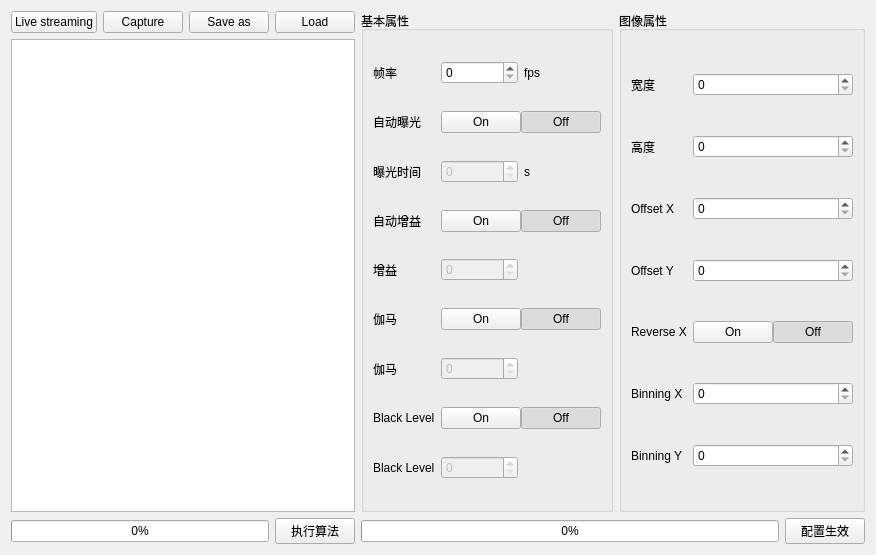
Qt form UIModular/MainWindow/FunctionWidget/ImagingWidget/ImagingWidgetUI.ui (EddyXieFalcon/ColorAnalyst) before a commit.
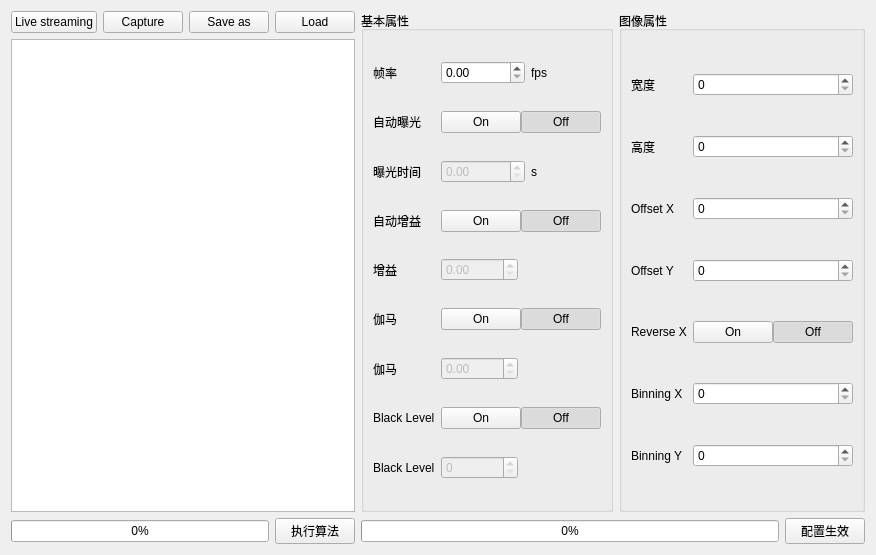
The same form after that commit.

Commit message: 参数最大值的配置

What changed in the file:
```diff
--- a/UIModular/MainWindow/FunctionWidget/ImagingWidget/ImagingWidgetUI.ui
+++ b/UIModular/MainWindow/FunctionWidget/ImagingWidget/ImagingWidgetUI.ui
@@ -6,7 +6,7 @@
    <rect>
     <x>0</x>
     <y>0</y>
-    <width>847</width>
+    <width>853</width>
     <height>555</height>
    </rect>
   </property>
@@ -102,10 +102,13 @@
           <item row="0" column="1">
            <layout class="QHBoxLayout" name="horizontalLayout_4">
             <item>
-             <widget class="QSpinBox" name="spinBoxFPS">
+             <widget class="QDoubleSpinBox" name="doubleSpinBoxFPS">
               <property name="enabled">
                <bool>true</bool>
               </property>
+              <property name="maximum">
+               <double>100000.000000000000000</double>
+              </property>
              </widget>
             </item>
             <item>
@@ -170,10 +173,13 @@
           <item row="2" column="1">
            <layout class="QHBoxLayout" name="horizontalLayout_3">
             <item>
-             <widget class="QSpinBox" name="spinBoxExposureTime">
+             <widget class="QDoubleSpinBox" name="spinBoxExposureTime">
               <property name="enabled">
                <bool>false</bool>
               </property>
+              <property name="maximum">
+               <double>1000000.000000000000000</double>
+              </property>
              </widget>
             </item>
             <item>
@@ -238,10 +244,13 @@
           <item row="4" column="1">
            <layout class="QHBoxLayout" name="horizontalLayout_8">
             <item>
-             <widget class="QSpinBox" name="spinBoxGain">
+             <widget class="QDoubleSpinBox" name="spinBoxGain">
               <property name="enabled">
                <bool>false</bool>
               </property>
+              <property name="maximum">
+               <double>20.000000000000000</double>
+              </property>
              </widget>
             </item>
             <item>
@@ -306,10 +315,13 @@
           <item row="6" column="1">
            <layout class="QHBoxLayout" name="horizontalLayout_9">
             <item>
-             <widget class="QSpinBox" name="spinBoxGamma">
+             <widget class="QDoubleSpinBox" name="doubleSpinBoxGamma">
               <property name="enabled">
                <bool>false</bool>
               </property>
+              <property name="maximum">
+               <double>4.000000000000000</double>
+              </property>
              </widget>
             </item>
             <item>
```
Left out of the diff: 102 changed lines with no effect on the pictures. The commit also changes 1 other file.
